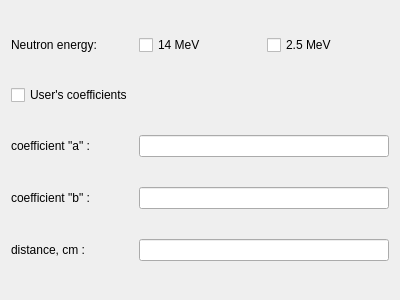
Above: coefficients.ui from goodvin360/pivn_app before the change. Below: the same form after it.
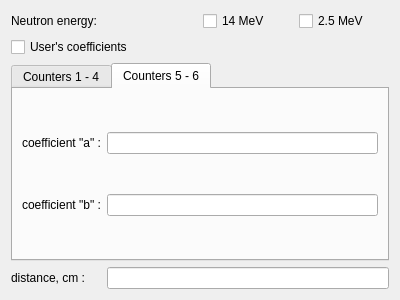
That is the form after the change. The open tabs and pages were chosen to show the change.

Commit message: 13.12.2024 work 1 -implemented functionality for working with six counters: counters 1 through 4 are the sensitive channel, 5 through 6 are the rough registration channel -added the ability to select the sensitive and rough channels in the coefficient input interface -implementation of the transfer of auxiliary functions to additional windows has begun (reading from a file, rendering options, trigger menu, etc.) -gui updated

Diff of the .ui file:
```diff
--- a/coefficients.ui
+++ b/coefficients.ui
@@ -13,7 +13,7 @@
   <property name="windowTitle">
    <string>Coefficients settings</string>
   </property>
-  <layout class="QGridLayout" name="gridLayout">
+  <layout class="QGridLayout" name="gridLayout_2">
    <item row="0" column="0">
     <widget class="QLabel" name="label">
      <property name="text">
@@ -21,55 +21,96 @@
      </property>
     </widget>
    </item>
-   <item row="0" column="1">
+   <item row="0" column="2">
     <widget class="QCheckBox" name="checkBox_2">
      <property name="text">
       <string>14 MeV</string>
      </property>
     </widget>
    </item>
-   <item row="0" column="2">
+   <item row="0" column="3">
     <widget class="QCheckBox" name="checkBox_3">
      <property name="text">
       <string>2.5 MeV</string>
      </property>
     </widget>
    </item>
-   <item row="1" column="0">
+   <item row="1" column="0" colspan="2">
     <widget class="QCheckBox" name="checkBox">
      <property name="text">
       <string>User's coefficients</string>
      </property>
     </widget>
    </item>
-   <item row="2" column="0">
-    <widget class="QLabel" name="label_2">
-     <property name="text">
-      <string>coefficient &quot;a&quot; :</string>
+   <item row="2" column="0" colspan="4">
+    <widget class="QTabWidget" name="tabWidget">
+     <property name="currentIndex">
+      <number>0</number>
      </property>
+     <widget class="QWidget" name="tab">
+      <attribute name="title">
+       <string>Counters 1 - 4</string>
+      </attribute>
+      <layout class="QGridLayout" name="gridLayout">
+       <item row="0" column="0">
+        <widget class="QLabel" name="label_2">
+         <property name="text">
+          <string>coefficient &quot;a&quot; :</string>
+         </property>
+        </widget>
+       </item>
+       <item row="0" column="1">
+        <widget class="QLineEdit" name="lineEdit"/>
+       </item>
+       <item row="1" column="0">
+        <widget class="QLabel" name="label_3">
+         <property name="text">
+          <string>coefficient &quot;b&quot; :</string>
+         </property>
+        </widget>
+       </item>
+       <item row="1" column="1">
+        <widget class="QLineEdit" name="lineEdit_2"/>
+       </item>
+      </layout>
+     </widget>
+     <widget class="QWidget" name="tab_2">
+      <attribute name="title">
+       <string>Counters 5 - 6</string>
+      </attribute>
+      <layout class="QGridLayout" name="gridLayout_3">
+       <item row="0" column="0">
+        <widget class="QLabel" name="label_6">
+         <property name="text">
+          <string>coefficient &quot;a&quot; :</string>
+         </property>
+        </widget>
+       </item>
+       <item row="0" column="1">
+        <widget class="QLineEdit" name="lineEdit_4"/>
+       </item>
+       <item row="1" column="0">
+        <widget class="QLabel" name="label_5">
+         <property name="text">
+          <string>coefficient &quot;b&quot; :</string>
+         </property>
+        </widget>
+       </item>
+       <item row="1" column="1">
+        <widget class="QLineEdit" name="lineEdit_5"/>
+       </item>
+      </layout>
+     </widget>
     </widget>
    </item>
-   <item row="2" column="1" colspan="2">
-    <widget class="QLineEdit" name="lineEdit"/>
-   </item>
    <item row="3" column="0">
-    <widget class="QLabel" name="label_3">
-     <property name="text">
-      <string>coefficient &quot;b&quot; :</string>
-     </property>
-    </widget>
-   </item>
-   <item row="3" column="1" colspan="2">
-    <widget class="QLineEdit" name="lineEdit_2"/>
-   </item>
-   <item row="4" column="0">
     <widget class="QLabel" name="label_4">
      <property name="text">
       <string>distance, cm :</string>
      </property>
     </widget>
    </item>
-   <item row="4" column="1" colspan="2">
+   <item row="3" column="1" colspan="3">
     <widget class="QLineEdit" name="lineEdit_3"/>
    </item>
   </layout>
```
Left out of the diff: 50 changed lines with no effect on the pictures. The commit also changes 18 other files.
